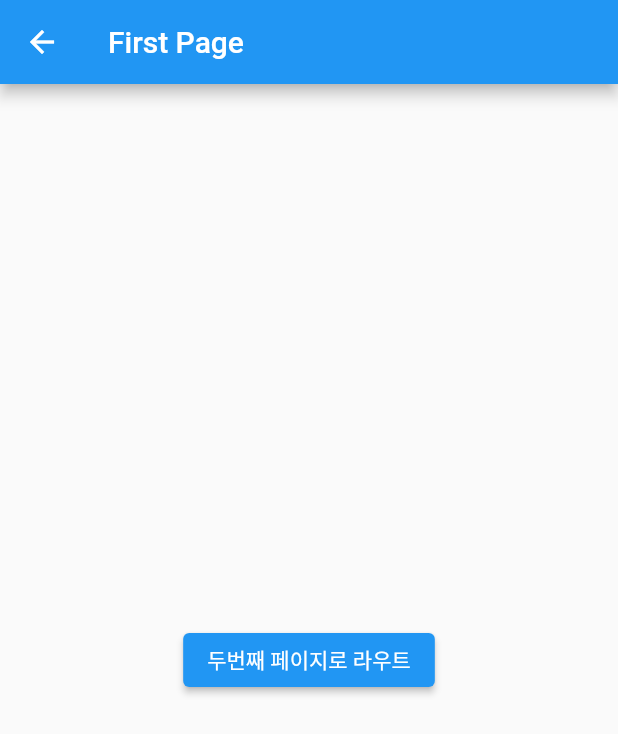
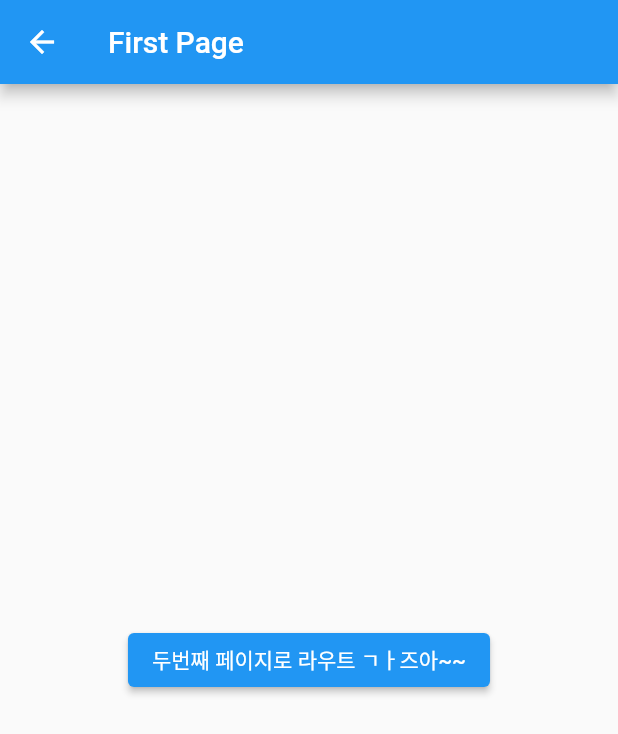
Before and after one commit to idealgyu/test, a Flutter app: the FirstPage screen opened directly, on a phone screen of 412 x 824 dp. Shown: the top 734 px of the screen. Run offline on Flutter 3.47's test engine with Material 2 defaults, Android fonts, the phone set to English and light mode, and no system bars; our stand-ins replace get, image_picker.

Commit message:
second commit

```diff
--- a/lib/src/pages/normal/first_page.dart
+++ b/lib/src/pages/normal/first_page.dart
@@ -14,7 +14,7 @@ class FirstPage extends StatelessWidget {
       body: Center(
         child: Container(
           child: ElevatedButton(
-            child: Text('두번째 페이지로 라우트'),
+            child: Text('두번째 페이지로 라우트 ㄱㅏ즈아~~'),
             onPressed: (){
               Get.to(SecondPage());
             },
```
Also changed, not shown: lib/main.dart (line endings or trailing spaces).
